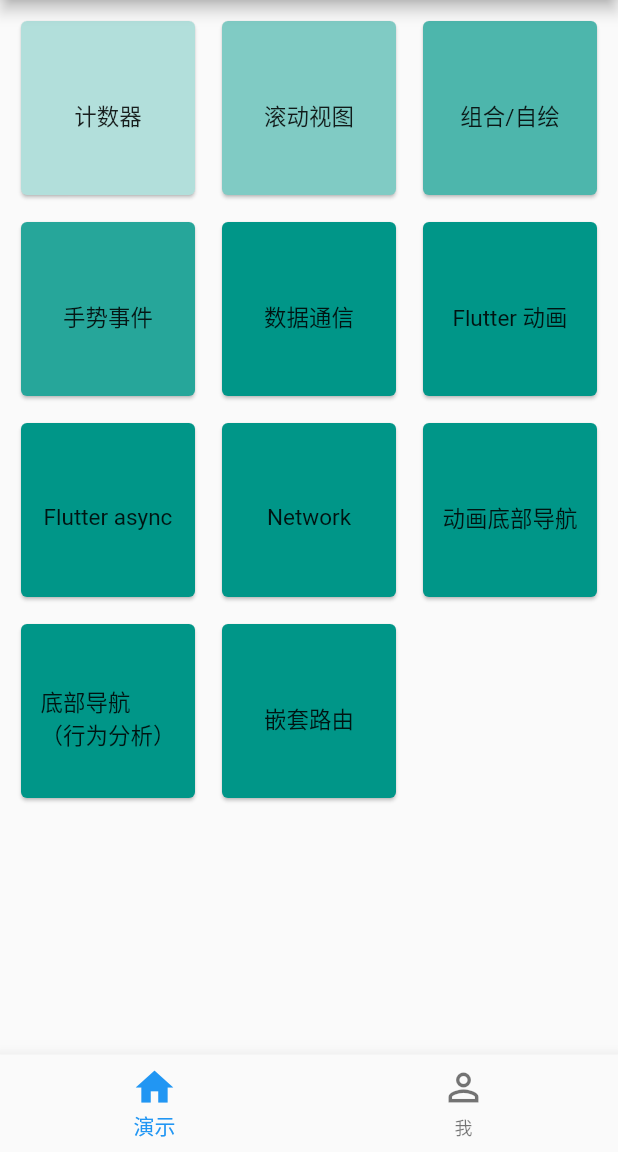
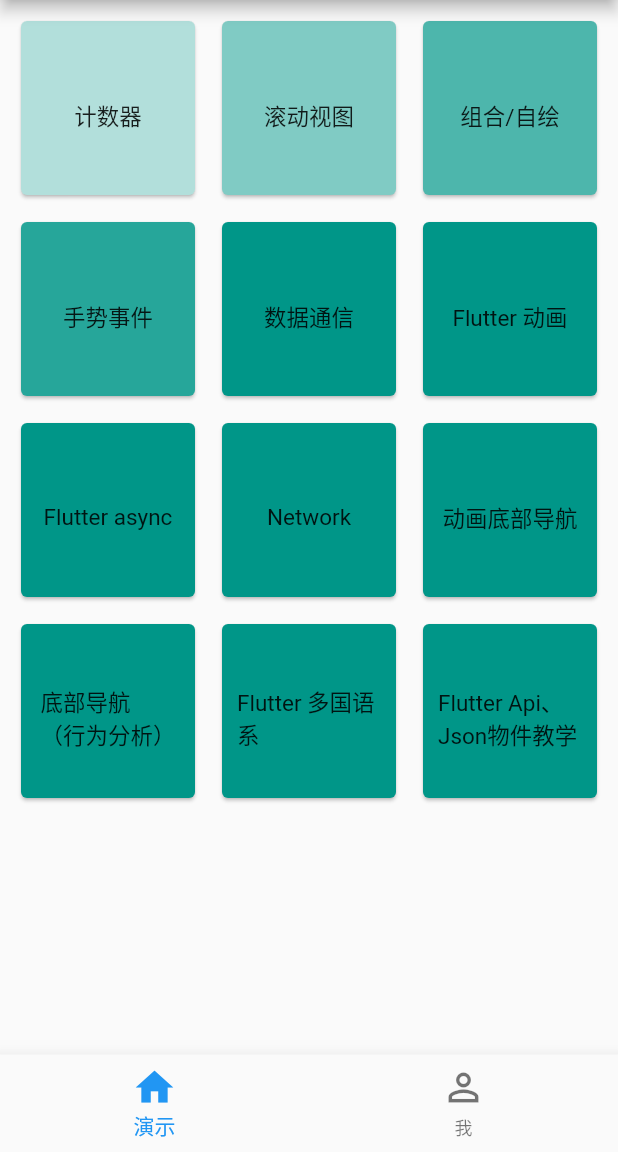
Before and after one commit to MoonCheung/dart-source, a Flutter app: the screen it shows after launch, on a phone screen of 412 x 824 dp, the part 84-1236 px from its top. Run offline on Flutter 3.47's test engine with Material 2 defaults, Android fonts, the phone set to English and light mode, and no system bars; our stand-ins replace dio, equatable, event_bus.

Commit message:
feat: feature api json 物件

```diff
--- a/flutter_demo/lib/router/index.dart
+++ b/flutter_demo/lib/router/index.dart
@@ -11,7 +11,8 @@
 import '../views/bottom_bar/index.dart';
 import '../views/bottom_bar_1/index.dart';
 import '../views/nested_router/index.dart';
-import '../views/nested_router/pages/pages.dart';
+import '../views/i18ns/index.dart';
+import '../views/json_article/index.dart';
 
 // NOTE：路由配置API的用法
 // Navigator 声明式导航2.0
@@ -45,5 +46,7 @@
     '/bottom_bar_1': (BuildContext context) =>
         const BottomBarPage(title: '底部导航（行为分析）'),
     '/routes': (BuildContext context) => NestedPage(title: '嵌套路由'),
+    '/i18ns': (BuildContext context) => const i18nsPage(title: '多国语系'),
+    '/jsons': (BuildContext context) => const JsonAtricle(title: 'Json 物件教学'),
   };
 }
--- a/flutter_demo/lib/views/card_list/index.dart
+++ b/flutter_demo/lib/views/card_list/index.dart
@@ -117,13 +117,33 @@
                       child: Center(child: Text('底部导航\n（行为分析）')))),
               color: Colors.teal[500],
             ),
+            // Card(
+            //   child: InkWell(
+            //       onTap: () {
+            //         Navigator.of(context).pushNamed('/routes');
+            //       },
+            //       child: const Padding(
+            //           padding: padding, child: Center(child: Text('嵌套路由')))),
+            //   color: Colors.teal[500],
+            // ),
             Card(
               child: InkWell(
                   onTap: () {
-                    Navigator.of(context).pushNamed('/routes');
+                    Navigator.of(context).pushNamed('/i18ns');
                   },
                   child: const Padding(
-                      padding: padding, child: Center(child: Text('嵌套路由')))),
+                      padding: padding,
+                      child: Center(child: Text('Flutter 多国语系')))),
+              color: Colors.teal[500],
+            ),
+            Card(
+              child: InkWell(
+                  onTap: () {
+                    Navigator.of(context).pushNamed('/jsons');
+                  },
+                  child: const Padding(
+                      padding: padding,
+                      child: Center(child: Text('Flutter Api、Json物件教学')))),
               color: Colors.teal[500],
             ),
           ],
--- a/flutter_demo/pubspec.yaml
+++ b/flutter_demo/pubspec.yaml
@@ -40,6 +40,9 @@
   event_bus: ^2.0.0
   http: ^0.13.4
   dio: ^4.0.4
+  shared_preferences: ^2.0.11
+  json_annotation: ^4.4.0
+  equatable: ^2.0.3
 
 dev_dependencies:
   flutter_test:
@@ -51,6 +54,8 @@
   # package. See that file for information about deactivating specific lint
   # rules and activating additional ones.
   flutter_lints: ^1.0.0
+  build_runner: ^2.1.7
+  json_serializable: ^6.1.3
 
 # For information on the generic Dart part of this file, see the
 # following page: https://dart.dev/tools/pub/pubspec
```
Also changed, not shown: flutter_demo/lib/views/json_article/index.dart (added, +57 -0 lines), flutter_demo/lib/views/json_article/model/post_model.dart (added, +29 -0 lines), flutter_demo/lib/views/json_article/model/post_model.g.dart (added), 8 other files.
